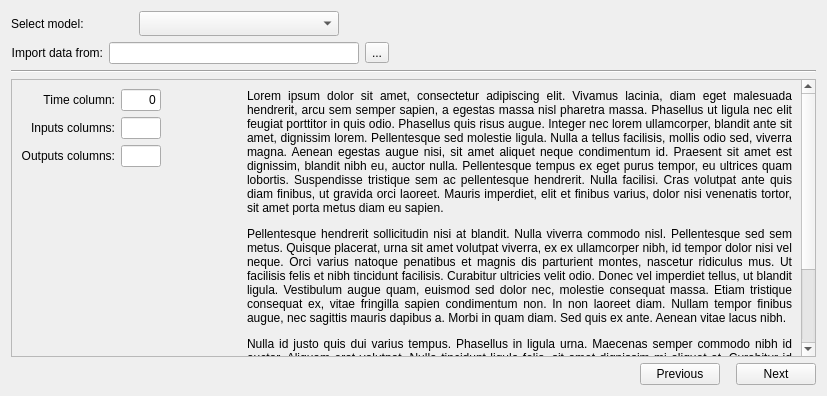
This is ui/ui_files/model_selection.ui in gnegrelli/identPy_GUI as Qt 5 draws it before an edit. The edited form follows.
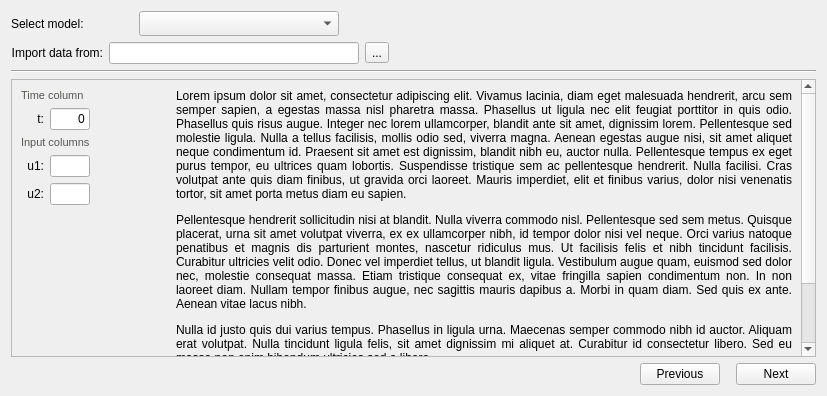
This is the edited form.

Commit message: Populate model view with input label from model

Diff of the .ui file:
```diff
--- a/ui/ui_files/model_selection.ui
+++ b/ui/ui_files/model_selection.ui
@@ -218,24 +218,39 @@
         <x>0</x>
         <y>0</y>
         <width>793</width>
-        <height>598</height>
+        <height>547</height>
        </rect>
       </property>
       <layout class="QGridLayout" name="gridLayout_2">
        <item row="0" column="0">
+        <layout class="QVBoxLayout" name="verticalLayout_4">
+         <item>
         <layout class="QVBoxLayout" name="verticalLayout">
+           <item>
+            <widget class="QLabel" name="label_8">
+             <property name="text">
+              <string>&lt;html&gt;&lt;head/&gt;&lt;body&gt;&lt;p&gt;&lt;span style=&quot; font-size:8pt; color:#555753;&quot;&gt;Time column&lt;/span&gt;&lt;/p&gt;&lt;/body&gt;&lt;/html&gt;</string>
+             </property>
+            </widget>
+           </item>
          <item>
           <layout class="QHBoxLayout" name="horizontalLayout_5">
            <item>
             <widget class="QLabel" name="label_2">
+               <property name="sizePolicy">
+                <sizepolicy hsizetype="Fixed" vsizetype="Preferred">
+                 <horstretch>0</horstretch>
+                 <verstretch>0</verstretch>
+                </sizepolicy>
+               </property>
              <property name="maximumSize">
               <size>
-               <width>121</width>
+                 <width>40</width>
                <height>16777215</height>
               </size>
              </property>
              <property name="text">
-              <string>Time column:</string>
+                <string>t:</string>
              </property>
              <property name="alignment">
               <set>Qt::AlignRight|Qt::AlignTrailing|Qt::AlignVCenter</set>
@@ -269,18 +284,37 @@
            </item>
           </layout>
          </item>
+          </layout>
+         </item>
+         <item>
+          <layout class="QVBoxLayout" name="verticalLayout_3">
+           <item>
+            <widget class="QLabel" name="label_9">
+             <property name="text">
+              <string>&lt;html&gt;&lt;head/&gt;&lt;body&gt;&lt;p&gt;&lt;span style=&quot; font-size:8pt; color:#555753;&quot;&gt;Input columns&lt;/span&gt;&lt;/p&gt;&lt;/body&gt;&lt;/html&gt;</string>
+             </property>
+            </widget>
+           </item>
+           <item>
+            <layout class="QVBoxLayout" name="verticalLayout_2">
          <item>
           <layout class="QHBoxLayout" name="horizontalLayout_4">
            <item>
             <widget class="QLabel" name="label_3">
+                 <property name="sizePolicy">
+                  <sizepolicy hsizetype="Fixed" vsizetype="Preferred">
+                   <horstretch>0</horstretch>
+                   <verstretch>0</verstretch>
+                  </sizepolicy>
+                 </property>
              <property name="maximumSize">
               <size>
-               <width>121</width>
+                   <width>40</width>
                <height>16777215</height>
               </size>
              </property>
              <property name="text">
-              <string>Inputs columns:</string>
+                  <string>u1:</string>
              </property>
              <property name="alignment">
               <set>Qt::AlignRight|Qt::AlignTrailing|Qt::AlignVCenter</set>
@@ -312,14 +346,20 @@
           <layout class="QHBoxLayout" name="horizontalLayout_3">
            <item>
             <widget class="QLabel" name="label_4">
+                 <property name="sizePolicy">
+                  <sizepolicy hsizetype="Fixed" vsizetype="Preferred">
+                   <horstretch>0</horstretch>
+                   <verstretch>0</verstretch>
+                  </sizepolicy>
+                 </property>
              <property name="maximumSize">
               <size>
-               <width>121</width>
+                   <width>40</width>
                <height>16777215</height>
               </size>
              </property>
              <property name="text">
-              <string>Outputs columns:</string>
+                  <string>u2:</string>
              </property>
              <property name="alignment">
               <set>Qt::AlignRight|Qt::AlignTrailing|Qt::AlignVCenter</set>
@@ -344,6 +384,10 @@
               <set>Qt::AlignRight|Qt::AlignTrailing|Qt::AlignVCenter</set>
              </property>
             </widget>
+               </item>
+              </layout>
+             </item>
+            </layout>
            </item>
           </layout>
          </item>
```
Lines whose indentation alone changed are shown as unchanged. The commit also changes 2 other files.
